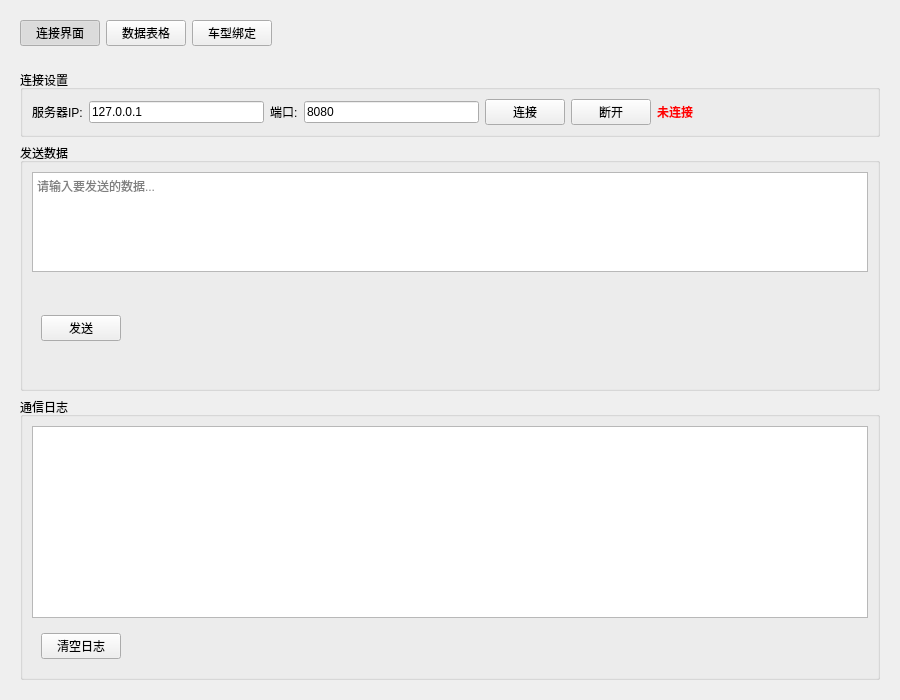
The window that tcpclient.ui (xiaoluoDD/AGTProject) describes before a commit, drawn with Qt 5.
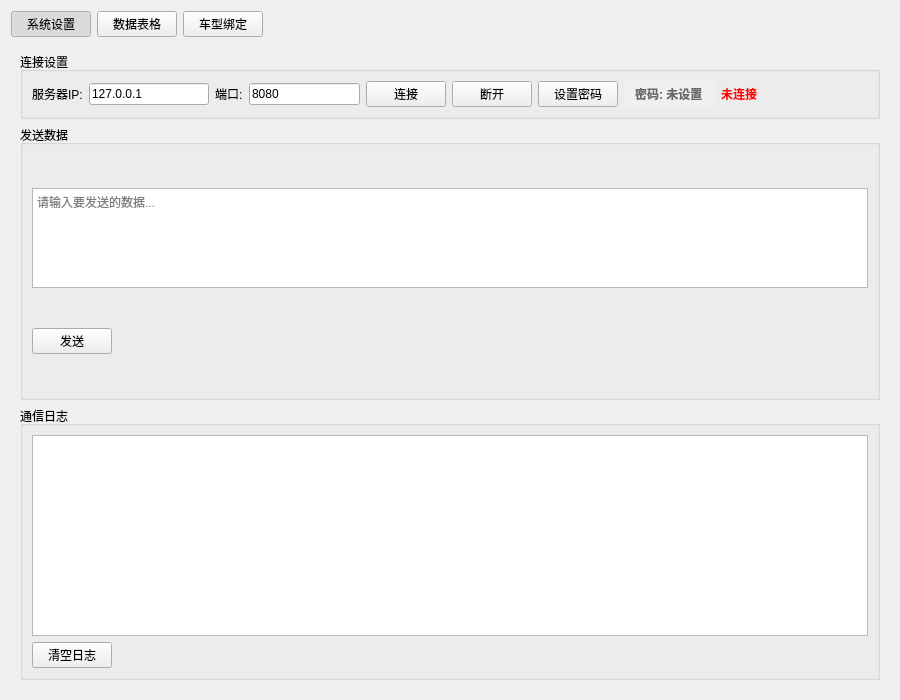
The same window after the commit. The open tabs and pages were chosen to show the change.

Commit message: 1、已添加日志系统

What changed in the file:
```diff
--- a/tcpclient.ui
+++ b/tcpclient.ui
@@ -15,12 +15,11 @@
   </property>
   <layout class="QVBoxLayout" name="verticalLayout">
    <item>
-    <widget class="QWidget" name="topButtonWidget">
      <layout class="QHBoxLayout" name="horizontalLayout_4">
       <item>
        <widget class="QPushButton" name="pushButtonConnectionPage">
         <property name="text">
-         <string>连接界面</string>
+        <string>系统设置</string>
         </property>
         <property name="checkable">
          <bool>true</bool>
@@ -64,7 +63,6 @@
        </spacer>
       </item>
      </layout>
-    </widget>
    </item>
    <item>
     <widget class="QStackedWidget" name="stackedWidget">
@@ -133,6 +131,23 @@
             </property>
            </widget>
           </item>
+          <item>
+           <widget class="QPushButton" name="pushButtonSetPassword">
+            <property name="text">
+             <string>设置密码</string>
+            </property>
+           </widget>
+          </item>
+          <item>
+           <widget class="QLabel" name="labelPassword">
+            <property name="styleSheet">
+             <string>color: #666; font-weight: bold; padding: 4px 8px; background-color: #f0f0f0; border-radius: 4px;</string>
+            </property>
+            <property name="text">
+             <string>密码: 未设置</string>
+            </property>
+           </widget>
+          </item>
           <item>
            <widget class="QLabel" name="labelStatus">
             <property name="text">
@@ -179,7 +194,6 @@
            </widget>
           </item>
           <item>
-           <widget class="QWidget" name="sendButtonWidget">
             <layout class="QHBoxLayout" name="horizontalLayout_2">
              <item>
               <widget class="QPushButton" name="pushButtonSend">
@@ -202,7 +216,6 @@
               </spacer>
              </item>
             </layout>
-           </widget>
           </item>
          </layout>
         </widget>
@@ -221,7 +234,6 @@
            </widget>
           </item>
           <item>
-           <widget class="QWidget" name="logButtonWidget">
             <layout class="QHBoxLayout" name="horizontalLayout_3">
              <item>
               <widget class="QPushButton" name="pushButtonClear">
@@ -244,7 +256,6 @@
               </spacer>
              </item>
             </layout>
-           </widget>
           </item>
          </layout>
         </widget>
```
Left out of the diff: 37 changed lines with no effect on the pictures. Lines whose indentation alone changed are shown as unchanged. The commit also changes 7 other files.
